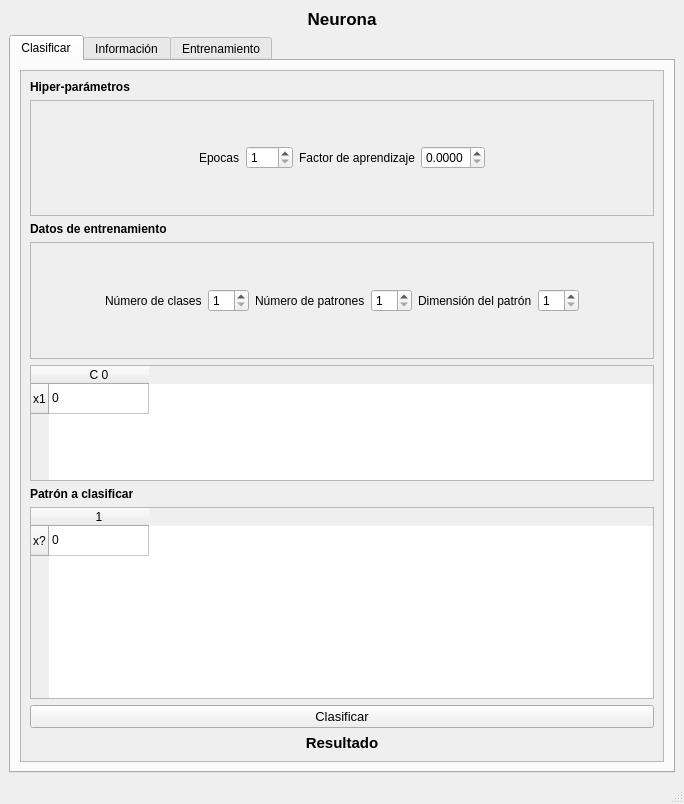
Before: the Qt Designer form Neurona/neurona_ui.ui in artLara/Clasificador-Basado-Metricas, drawn with Qt 5.
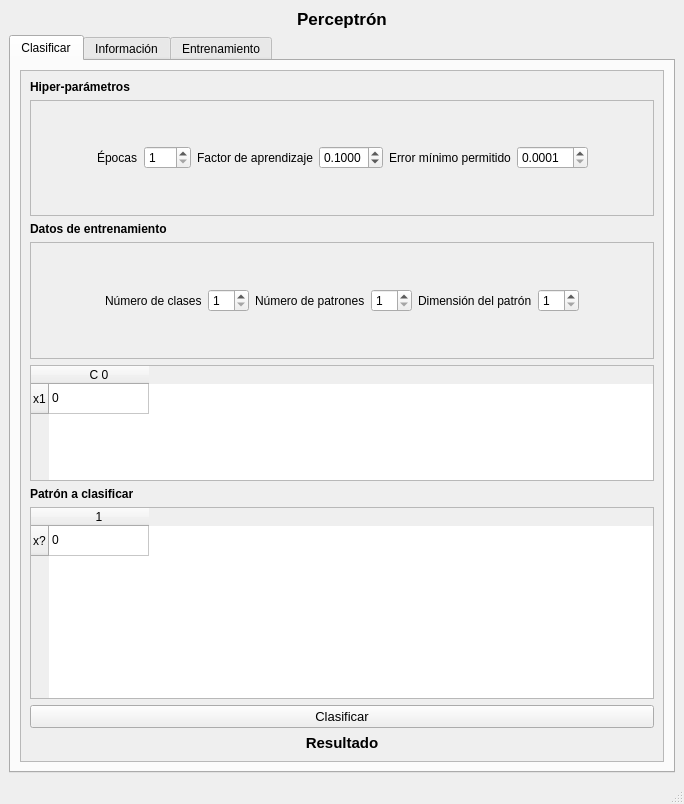
After: the same form once the commit is applied.

Diff of the .ui file:
```diff
--- a/Neurona/neurona_ui.ui
+++ b/Neurona/neurona_ui.ui
@@ -25,7 +25,7 @@
        </font>
       </property>
       <property name="text">
-       <string>Neurona</string>
+       <string>Perceptrón</string>
       </property>
       <property name="alignment">
        <set>Qt::AlignCenter</set>
@@ -102,7 +102,7 @@
                 <item>
                  <widget class="QLabel" name="label_12">
                   <property name="text">
-                   <string>Epocas</string>
+                   <string>Épocas</string>
                   </property>
                  </widget>
                 </item>
@@ -128,11 +128,40 @@
                   <property name="decimals">
                    <number>4</number>
                   </property>
+                  <property name="minimum">
+                   <double>0.000100000000000</double>
+                  </property>
                   <property name="maximum">
                    <double>1.000000000000000</double>
                   </property>
                   <property name="singleStep">
-                   <double>0.001000000000000</double>
+                   <double>0.010000000000000</double>
+                  </property>
+                  <property name="value">
+                   <double>0.100000000000000</double>
+                  </property>
+                 </widget>
+                </item>
+                <item>
+                 <widget class="QLabel" name="label_9">
+                  <property name="text">
+                   <string>Error mínimo permitido</string>
+                  </property>
+                 </widget>
+                </item>
+                <item>
+                 <widget class="QDoubleSpinBox" name="doubleSpinBoxError">
+                  <property name="decimals">
+                   <number>4</number>
+                  </property>
+                  <property name="minimum">
+                   <double>0.000100000000000</double>
+                  </property>
+                  <property name="singleStep">
+                   <double>0.000100000000000</double>
+                  </property>
+                  <property name="value">
+                   <double>0.000100000000000</double>
                   </property>
                  </widget>
                 </item>
```
